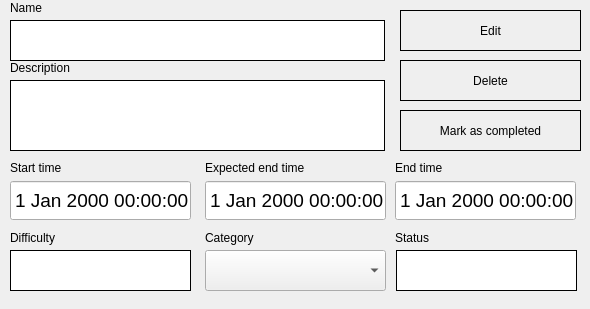
First picture: the form in frontend/taskinfo.ui, repository cpractice-org-lv-group1/todo-list-app, before the edit.
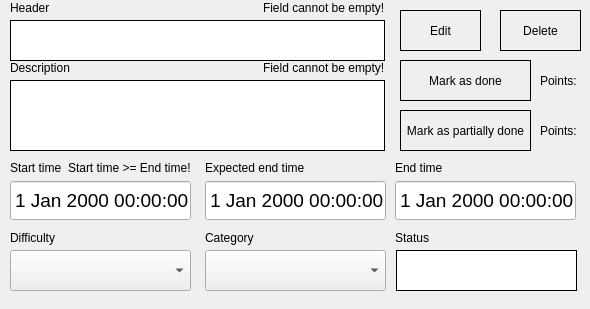
Second picture: the form after the edit. Icons and pictures are not drawn.

Commit message: Added add task window and fix some bugs, design is done:)

Diff of the .ui file:
```diff
--- a/frontend/taskinfo.ui
+++ b/frontend/taskinfo.ui
@@ -149,22 +149,6 @@
      <string>Category</string>
     </property>
    </widget>
-   <widget class="QTextEdit" name="TaskDifficulty">
-    <property name="geometry">
-     <rect>
-      <x>10</x>
-      <y>250</y>
-      <width>181</width>
-      <height>41</height>
-     </rect>
-    </property>
-    <property name="verticalScrollBarPolicy">
-     <enum>Qt::ScrollBarAlwaysOff</enum>
-    </property>
-    <property name="horizontalScrollBarPolicy">
-     <enum>Qt::ScrollBarAlwaysOff</enum>
-    </property>
-   </widget>
    <widget class="QLabel" name="label_7">
     <property name="geometry">
      <rect>
@@ -183,7 +167,7 @@
      <rect>
       <x>400</x>
       <y>10</y>
-      <width>181</width>
+      <width>81</width>
       <height>41</height>
      </rect>
     </property>
@@ -199,8 +183,8 @@
     <property name="geometry">
      <rect>
       <x>400</x>
-      <y>110</y>
-      <width>181</width>
+      <y>60</y>
+      <width>131</width>
       <height>41</height>
      </rect>
     </property>
@@ -209,15 +193,15 @@
 QPushButton:hover { border: 1px solid darkgreen;}</string>
     </property>
     <property name="text">
-     <string>Mark as completed</string>
+     <string>Mark as done</string>
     </property>
    </widget>
    <widget class="QPushButton" name="DeleteButton">
     <property name="geometry">
      <rect>
-      <x>400</x>
-      <y>60</y>
-      <width>181</width>
+      <x>500</x>
+      <y>10</y>
+      <width>81</width>
       <height>41</height>
      </rect>
     </property>
@@ -239,7 +223,7 @@
      </rect>
     </property>
     <property name="text">
-     <string>Name</string>
+     <string>Header</string>
     </property>
    </widget>
    <widget class="QLabel" name="NoneLabel">
@@ -322,6 +306,104 @@
      <enum>QAbstractSpinBox::NoButtons</enum>
     </property>
    </widget>
+   <widget class="QPushButton" name="DoneButton_2">
+    <property name="geometry">
+     <rect>
+      <x>400</x>
+      <y>110</y>
+      <width>131</width>
+      <height>41</height>
+     </rect>
+    </property>
+    <property name="cursor">
+     <cursorShape>PointingHandCursor</cursorShape>
+    </property>
+    <property name="styleSheet">
+     <string notr="true">QPushButton {border: 1px solid black; } 
+QPushButton:hover { border: 1px solid darkgreen;}</string>
+    </property>
+    <property name="text">
+     <string>Mark as partially done</string>
+    </property>
+   </widget>
+   <widget class="QLabel" name="DonePoints">
+    <property name="geometry">
+     <rect>
+      <x>540</x>
+      <y>60</y>
+      <width>49</width>
+      <height>41</height>
+     </rect>
+    </property>
+    <property name="text">
+     <string>Points:</string>
+    </property>
+   </widget>
+   <widget class="QLabel" name="DonePoints_2">
+    <property name="geometry">
+     <rect>
+      <x>540</x>
+      <y>110</y>
+      <width>49</width>
+      <height>41</height>
+     </rect>
+    </property>
+    <property name="text">
+     <string>Points:</string>
+    </property>
+   </widget>
+   <widget class="QComboBox" name="TaskDifficulty">
+    <property name="geometry">
+     <rect>
+      <x>10</x>
+      <y>250</y>
+      <width>181</width>
+      <height>41</height>
+     </rect>
+    </property>
+    <property name="cursor">
+     <cursorShape>PointingHandCursor</cursorShape>
+    </property>
+   </widget>
+   <widget class="QLabel" name="TimeError">
+    <property name="geometry">
+     <rect>
+      <x>68</x>
+      <y>160</y>
+      <width>131</width>
+      <height>16</height>
+     </rect>
+    </property>
+    <property name="text">
+     <string>Start time &gt;= End time!</string>
+    </property>
+   </widget>
+   <widget class="QLabel" name="BodyError">
+    <property name="geometry">
+     <rect>
+      <x>263</x>
+      <y>60</y>
+      <width>121</width>
+      <height>16</height>
+     </rect>
+    </property>
+    <property name="text">
+     <string>Field cannot be empty!</string>
+    </property>
+   </widget>
+   <widget class="QLabel" name="HeaderError">
+    <property name="geometry">
+     <rect>
+      <x>263</x>
+      <y>0</y>
+      <width>121</width>
+      <height>16</height>
+     </rect>
+    </property>
+    <property name="text">
+     <string>Field cannot be empty!</string>
+    </property>
+   </widget>
   </widget>
  </widget>
  <resources>
```
Left out of the diff: 11 changed lines with no effect on the pictures. The commit also changes 10 other files.
